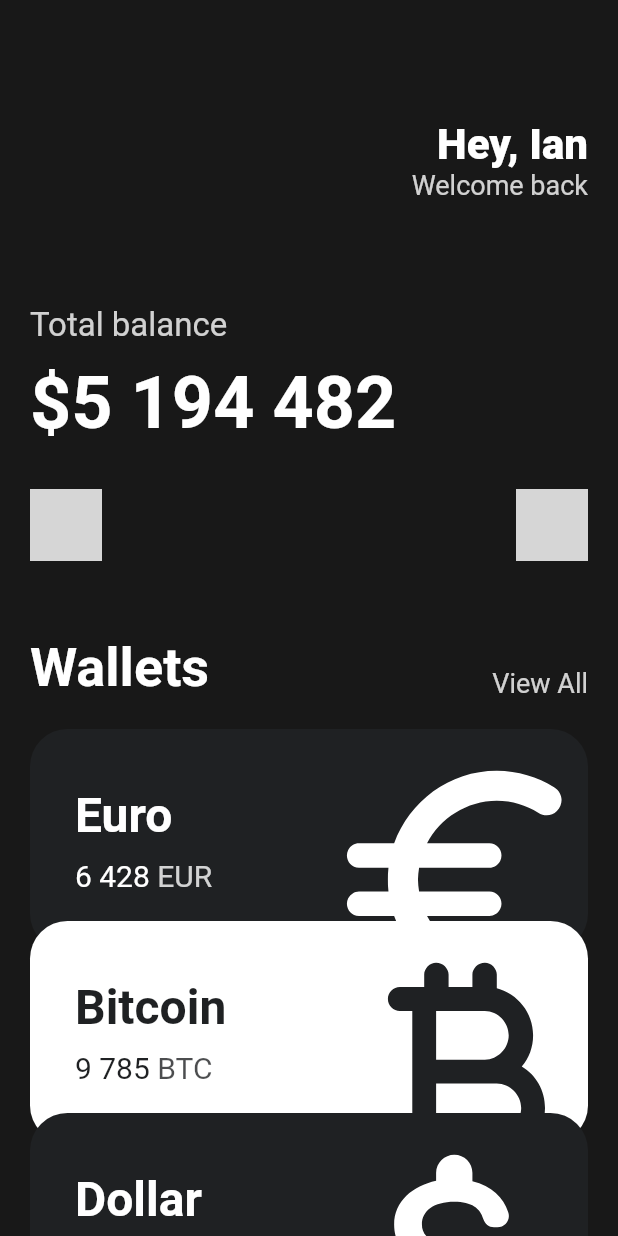
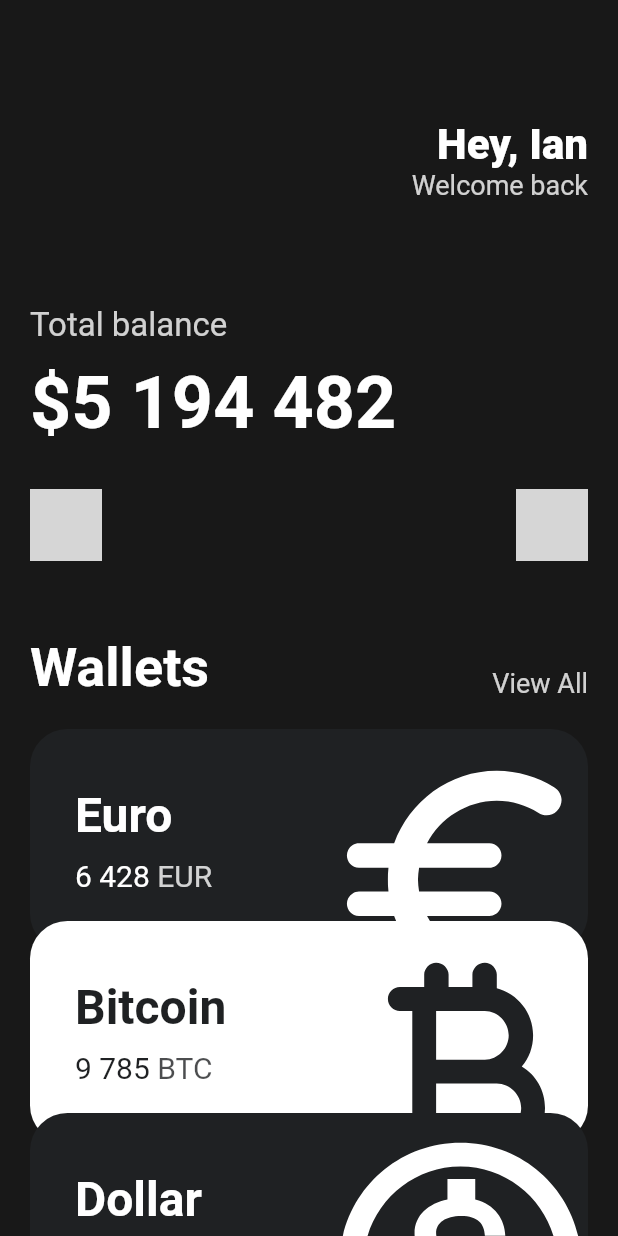
Before and after one commit to hg-ian-choi/flutter-example, a Flutter app: the screen it shows after launch, on a phone screen of 412 x 824 dp. Run offline on Flutter 3.47's test engine with Material 2 defaults, Android fonts, the phone set to English and light mode, and no system bars; statements that could not run were skipped; grey boxes are pictures that could not be loaded.

Commit message:
nmc: modify component

```diff
--- a/nmc/lib/main.dart
+++ b/nmc/lib/main.dart
@@ -120,26 +120,23 @@ class MyApp extends StatelessWidget {
                   amount: '6 428',
                   icon: Icons.euro_rounded,
                   isInverted: false,
+                  offset: 0,
                 ),
-                Transform.translate(
-                  offset: const Offset(0, -20),
-                  child: const CurrencyCard(
+                const CurrencyCard(
                   currency: 'Bitcoin',
                   symbol: 'BTC',
                   amount: '9 785',
                   icon: Icons.currency_bitcoin_rounded,
                   isInverted: true,
+                  offset: 1,
                 ),
-                ),
-                Transform.translate(
-                  offset: const Offset(0, -40),
-                  child: const CurrencyCard(
+                const CurrencyCard(
                   currency: 'Dollar',
                   symbol: 'USD',
                   amount: '55 622',
-                    icon: Icons.attach_money_rounded,
+                  icon: Icons.monetization_on_outlined,
                   isInverted: false,
-                  ),
+                  offset: 2,
                 ),
               ],
             ),
--- a/nmc/lib/widgets/currency_card.dart
+++ b/nmc/lib/widgets/currency_card.dart
@@ -4,6 +4,7 @@ class CurrencyCard extends StatelessWidget {
   final String currency, symbol, amount;
   final IconData icon;
   final bool isInverted;
+  final int offset;
 
   final _blackColor = const Color(0xFF1F2123);
 
@@ -14,11 +15,14 @@ class CurrencyCard extends StatelessWidget {
     required this.amount,
     required this.icon,
     required this.isInverted,
+    required this.offset,
   });
 
   @override
   Widget build(BuildContext context) {
-    return Container(
+    return Transform.translate(
+      offset: Offset(0, offset * -20),
+      child: Container(
         clipBehavior: Clip.hardEdge,
         decoration: BoxDecoration(
             color: isInverted ? Colors.white : _blackColor,
@@ -81,6 +85,7 @@ class CurrencyCard extends StatelessWidget {
             ],
           ),
         ),
+      ),
     );
   }
 }
```
Lines whose indentation alone changed are shown as unchanged.
